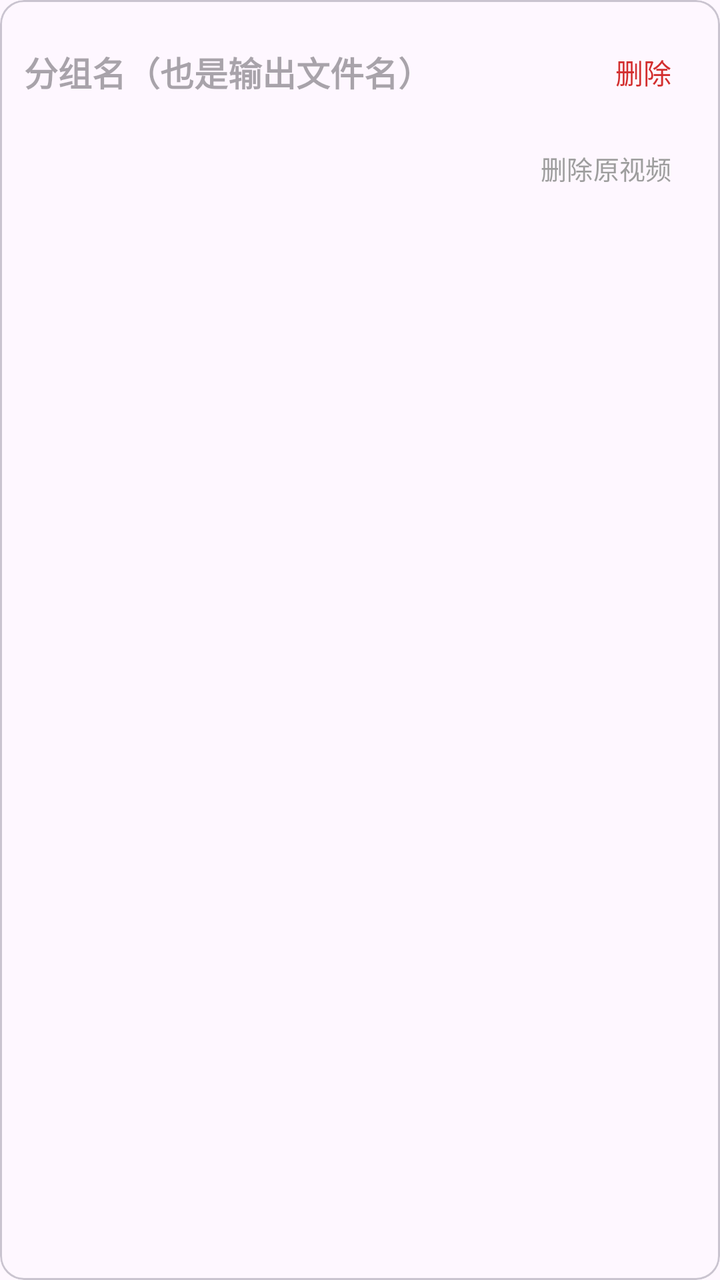
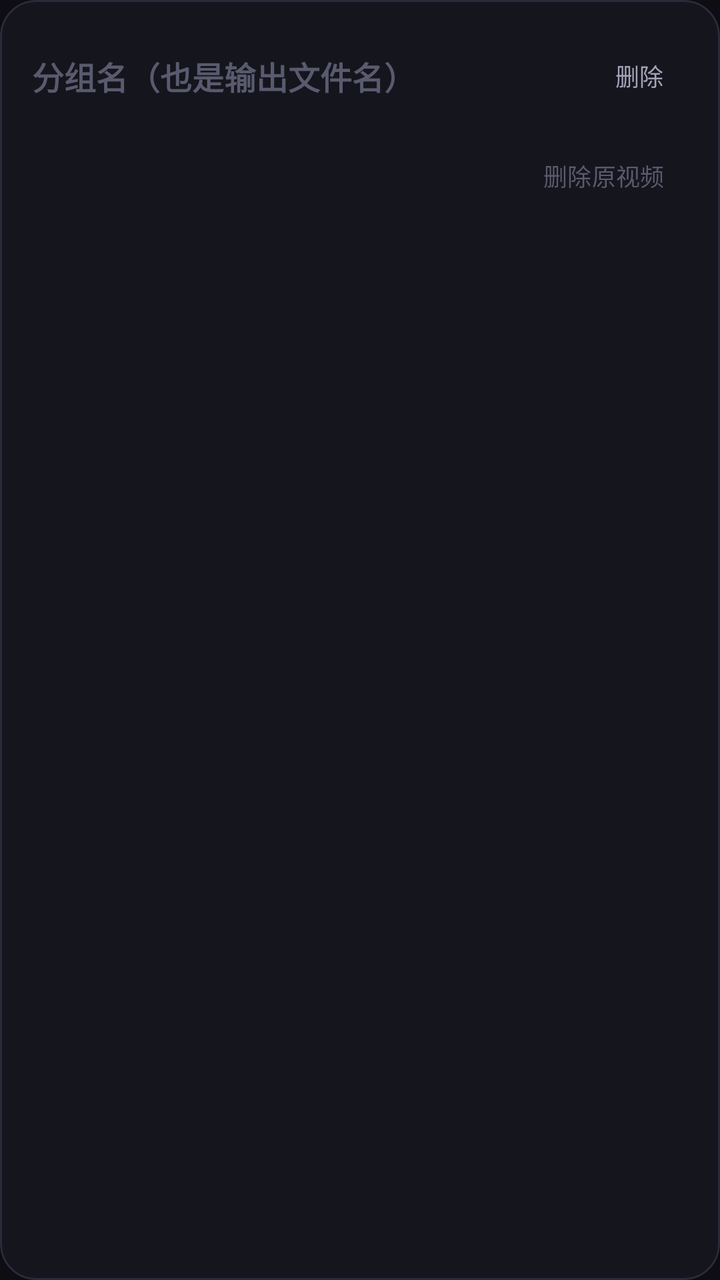

Before-and-after screenshots of an Android layout around one commit, followed by the original layout XML and the change that was made.
<!-- AndroidManifest.xml: application theme Theme.VideoStitcher -->
<!-- res/layout/view_group.xml -->
<?xml version="1.0" encoding="utf-8"?>
<com.google.android.material.card.MaterialCardView xmlns:android="http://schemas.android.com/apk/res/android"
    android:layout_width="match_parent"
    android:layout_height="wrap_content"
    android:layout_marginLeft="10dp"
    android:layout_marginTop="6dp"
    android:layout_marginRight="10dp">

    <LinearLayout
        android:layout_width="match_parent"
        android:layout_height="wrap_content"
        android:orientation="vertical"
        android:padding="12dp">

        <LinearLayout
            android:layout_width="match_parent"
            android:layout_height="wrap_content"
            android:gravity="center_vertical"
            android:orientation="horizontal">

            <EditText
                android:id="@+id/etGroupName"
                android:layout_width="0dp"
                android:layout_height="wrap_content"
                android:layout_weight="1"
                android:background="@null"
                android:hint="分组名（也是输出文件名）"
                android:inputType="text"
                android:maxLines="1"
                android:textSize="17sp"
                android:textStyle="bold" />

            <TextView
                android:id="@+id/tvGroupInfo"
                android:layout_width="wrap_content"
                android:layout_height="wrap_content"
                android:layout_marginStart="8dp"
                android:textColor="#888888"
                android:textSize="12sp" />

            <Button
                android:id="@+id/btnDeleteGroup"
                style="@style/Widget.Material3.Button.TextButton"
                android:layout_width="wrap_content"
                android:layout_height="wrap_content"
                android:minWidth="0dp"
                android:text="删除"
                android:textColor="#D32F2F" />
        </LinearLayout>

        <LinearLayout
            android:id="@+id/llFiles"
            android:layout_width="match_parent"
            android:layout_height="wrap_content"
            android:orientation="vertical" />

        <ProgressBar
            android:id="@+id/pbGroup"
            style="?android:attr/progressBarStyleHorizontal"
            android:layout_width="match_parent"
            android:layout_height="wrap_content"
            android:layout_marginTop="6dp"
            android:visibility="gone" />

        <TextView
            android:id="@+id/tvGroupStatus"
            android:layout_width="match_parent"
            android:layout_height="wrap_content"
            android:layout_marginTop="4dp"
            android:textSize="13sp"
            android:visibility="gone" />

        
        <Button
            android:id="@+id/btnDeleteSources"
            style="@style/Widget.Material3.Button.TextButton"
            android:layout_width="wrap_content"
            android:layout_height="wrap_content"
            android:layout_gravity="end"
            android:minWidth="0dp"
            android:text="删除原视频"
            android:textColor="#9E9E9E"
            android:textSize="13sp" />
    </LinearLayout>
</com.google.android.material.card.MaterialCardView>
<!-- resources referenced by this layout -->
<resources>
  <style name="Theme.VideoStitcher" parent="Theme.Material3.DayNight.NoActionBar" />
</resources>

<!-- the commit's change to res/layout/view_group.xml (unified diff, before → after) -->
@@ -2,15 +2,18 @@
 <com.google.android.material.card.MaterialCardView xmlns:android="http://schemas.android.com/apk/res/android"
     android:layout_width="match_parent"
     android:layout_height="wrap_content"
-    android:layout_marginLeft="10dp"
-    android:layout_marginTop="6dp"
-    android:layout_marginRight="10dp">
+    android:layout_marginLeft="16dp"
+    android:layout_marginTop="8dp"
+    android:layout_marginRight="16dp">
 
     <LinearLayout
         android:layout_width="match_parent"
         android:layout_height="wrap_content"
         android:orientation="vertical"
-        android:padding="12dp">
+        android:paddingLeft="16dp"
+        android:paddingTop="14dp"
+        android:paddingRight="16dp"
+        android:paddingBottom="10dp">
 
         <LinearLayout
             android:layout_width="match_parent"
@@ -27,7 +30,9 @@
                 android:hint="分组名（也是输出文件名）"
                 android:inputType="text"
                 android:maxLines="1"
-                android:textSize="17sp"
+                android:textColor="@color/text_primary"
+                android:textColorHint="@color/text_disabled"
+                android:textSize="16sp"
                 android:textStyle="bold" />
 
             <TextView
@@ -35,8 +40,8 @@
                 android:layout_width="wrap_content"
                 android:layout_height="wrap_content"
                 android:layout_marginStart="8dp"
-                android:textColor="#888888"
-                android:textSize="12sp" />
+                android:textColor="@color/text_secondary"
+                android:textSize="11sp" />
 
             <Button
                 android:id="@+id/btnDeleteGroup"
@@ -45,7 +50,10 @@
                 android:layout_height="wrap_content"
                 android:minWidth="0dp"
                 android:text="删除"
-                android:textColor="#D32F2F" />
+                android:textColor="@color/text_secondary"
+                android:textSize="12sp"
+                
+                 />
         </LinearLayout>
 
         <LinearLayout
@@ -54,32 +62,41 @@
             android:layout_height="wrap_content"
             android:orientation="vertical" />
 
+        
+        <TextView
+            android:id="@+id/tvGroupStatus"
+            android:layout_width="wrap_content"
+            android:layout_height="wrap_content"
+            android:layout_marginTop="8dp"
+            android:background="@drawable/pill_info"
+            android:paddingLeft="12dp"
+            android:paddingTop="4dp"
+            android:paddingRight="12dp"
+            android:paddingBottom="4dp"
+            android:textColor="@color/brand_on_primary_container"
+            android:textSize="12sp"
+            android:visibility="gone" />
+
         <ProgressBar
             android:id="@+id/pbGroup"
             style="?android:attr/progressBarStyleHorizontal"
             android:layout_width="match_parent"
             android:layout_height="wrap_content"
             android:layout_marginTop="6dp"
+            android:progressDrawable="@drawable/progress_thin"
             android:visibility="gone" />
 
-        <TextView
-            android:id="@+id/tvGroupStatus"
-            android:layout_width="match_parent"
-            android:layout_height="wrap_content"
-            android:layout_marginTop="4dp"
-            android:textSize="13sp"
-            android:visibility="gone" />
-
-        
         <Button
             android:id="@+id/btnDeleteSources"
             style="@style/Widget.Material3.Button.TextButton"
             android:layout_width="wrap_content"
             android:layout_height="wrap_content"
             android:layout_gravity="end"
+            android:layout_marginTop="2dp"
             android:minWidth="0dp"
             android:text="删除原视频"
-            android:textColor="#9E9E9E"
-            android:textSize="13sp" />
+            android:textColor="@color/text_disabled"
+            android:textSize="12sp"
+             />
     </LinearLayout>
 </com.google.android.material.card.MaterialCardView>
<!-- resource entries referenced after the edit -->
@@ -1,5 +1,73 @@
 <!-- resources referenced by this layout -->
 <resources>
-  <style name="Theme.VideoStitcher" parent="Theme.Material3.DayNight.NoActionBar" />
+  <color name="brand_on_primary_container">#E4DDFF</color>
+  <color name="text_disabled">#5A5A6E</color>
+  <color name="text_primary">#ECECF4</color>
+  <color name="text_secondary">#A3A3B8</color>
+  <!-- drawable pill_info (drawable) -->
+  <?xml version="1.0" encoding="utf-8"?>
+  <shape xmlns:android="http://schemas.android.com/apk/res/android" android:shape="rectangle">
+      <solid android:color="@color/brand_primary_container" />
+      <corners android:radius="999dp" />
+  </shape>
+  <!-- drawable progress_thin (drawable) -->
+  <?xml version="1.0" encoding="utf-8"?>
+  <layer-list xmlns:android="http://schemas.android.com/apk/res/android">
+      <item android:id="@android:id/background">
+          <shape android:shape="rectangle">
+              <solid android:color="@color/outline_subtle" />
+              <corners android:radius="3dp" />
+          </shape>
+      </item>
+      <item android:id="@android:id/progress">
+          <clip>
+              <shape android:shape="rectangle">
+                  <solid android:color="@color/brand_primary" />
+                  <corners android:radius="3dp" />
+              </shape>
+          </clip>
+      </item>
+  </layer-list>
+  <style name="Theme.VideoStitcher" parent="Theme.Material3.Dark.NoActionBar">
+          <item name="colorPrimary">@color/brand_primary</item>
+          <item name="colorOnPrimary">@color/brand_on_primary</item>
+          <item name="colorPrimaryContainer">@color/brand_primary_container</item>
+          <item name="colorOnPrimaryContainer">@color/brand_on_primary_container</item>
+          <item name="colorSecondary">@color/accent_gold</item>
+          <item name="colorOnSecondary">#1A1100</item>
+          <item name="colorSecondaryContainer">#4A3410</item>
+          <item name="colorOnSecondaryContainer">#FFDFA3</item>
+          <item name="colorError">@color/danger</item>
+          <item name="colorOnError">#FFFFFF</item>
+          <item name="colorErrorContainer">@color/danger_container</item>
+          <item name="colorOnErrorContainer">#FFD9DE</item>
+          <item name="android:colorBackground">@color/bg_root</item>
+          <item name="colorSurface">@color/bg_surface</item>
+          <item name="colorSurfaceContainer">@color/bg_surface_2</item>
+          <item name="colorOnSurface">@color/text_primary</item>
+          <item name="colorOnSurfaceVariant">@color/text_secondary</item>
+          <item name="colorOutline">@color/outline_subtle</item>
+          <item name="android:statusBarColor">@color/bg_root</item>
+          <item name="android:navigationBarColor">@color/bg_root</item>
+          <item name="android:windowBackground">@color/bg_root</item>
+          <item name="materialCardViewStyle">@style/Widget.VideoStitcher.Card</item>
+      </style>
+  <color name="brand_primary_container">#2A2255</color>
+  <color name="outline_subtle">#2A2A3A</color>
+  <color name="brand_primary">#7C5CFF</color>
+  <color name="brand_on_primary">#FFFFFF</color>
+  <color name="accent_gold">#FFC24B</color>
+  <color name="danger">#FF5A6E</color>
+  <color name="danger_container">#3A1B22</color>
+  <color name="bg_root">#0D0D13</color>
+  <color name="bg_surface">#15151E</color>
+  <color name="bg_surface_2">#1C1C28</color>
+  <style name="Widget.VideoStitcher.Card" parent="Widget.Material3.CardView.Elevated">
+          <item name="cardBackgroundColor">@color/bg_surface</item>
+          <item name="cardCornerRadius">18dp</item>
+          <item name="cardElevation">0dp</item>
+          <item name="strokeColor">@color/outline_subtle</item>
+          <item name="strokeWidth">1dp</item>
+      </style>
 </resources>
 
